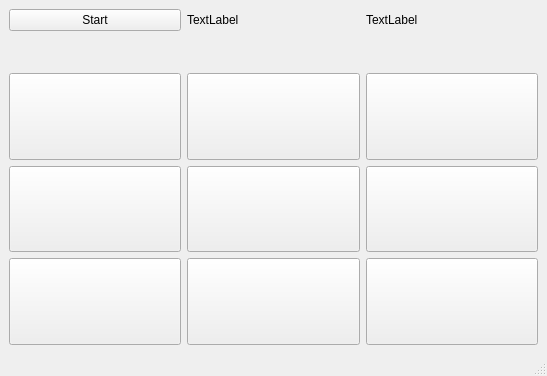
Old version of the form jogo_da_velha/jogoDaVelhaQT/jogodavelha.ui in the repository Lucas-Severo/C-exercicios.
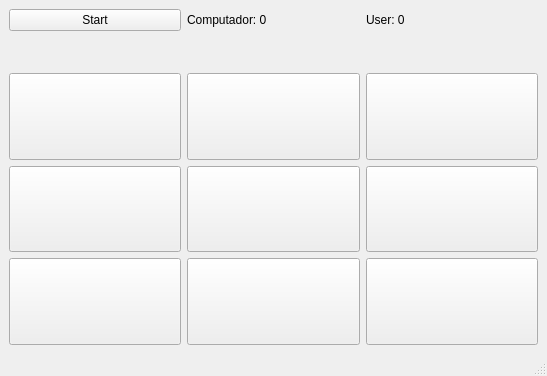
New version of the form.

Commit message: adicionado método para iniciar o jogo

What changed in the file:
```diff
--- a/jogo_da_velha/jogoDaVelhaQT/jogodavelha.ui
+++ b/jogo_da_velha/jogoDaVelhaQT/jogodavelha.ui
@@ -27,14 +27,14 @@
       <item row="0" column="2">
        <widget class="QLabel" name="lb_user_score">
         <property name="text">
-         <string>TextLabel</string>
+         <string>User: 0</string>
         </property>
        </widget>
       </item>
       <item row="0" column="1">
        <widget class="QLabel" name="lb_ai_score">
         <property name="text">
-         <string>TextLabel</string>
+         <string>Computador: 0</string>
         </property>
        </widget>
       </item>
```
The commit also changes 2 other files.
